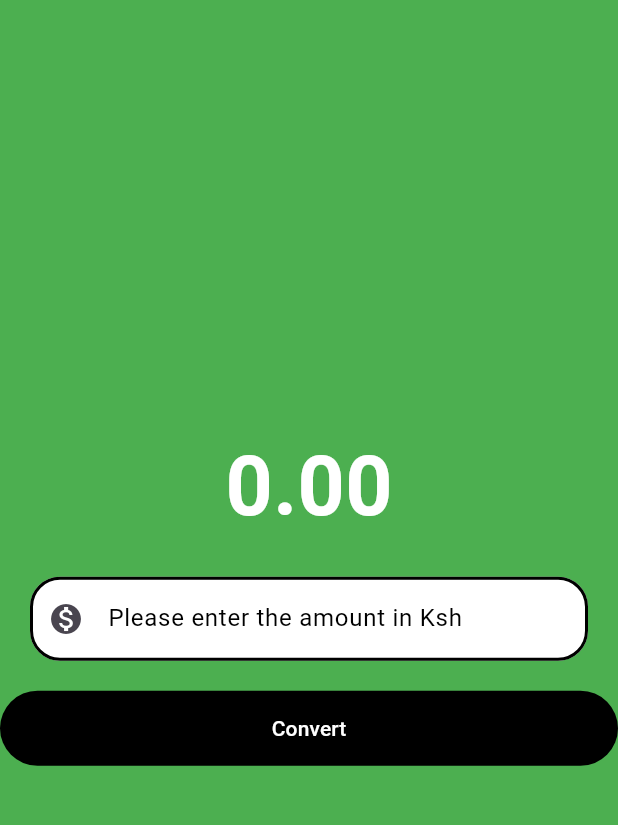
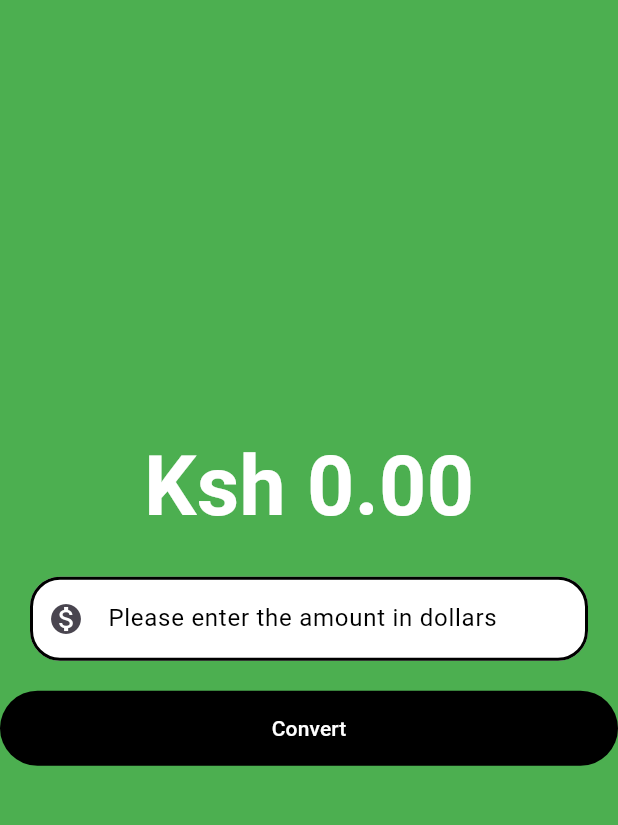
Before and after one commit to web-mastershashaval/currency_converter-app, a Flutter app: the screen it shows after launch, on a phone screen of 412 x 824 dp, the part 63-888 px from its top. Run offline on Flutter 3.47's test engine with Material 3 defaults, Android fonts, the phone set to English and light mode, and no system bars.

Commit message:
last push

```diff
--- a/lib/currency_converter_material.dart
+++ b/lib/currency_converter_material.dart
@@ -46,7 +46,7 @@ class _CurrencyConverterMaterialState extends State<CurrencyConverterMaterial> {
           crossAxisAlignment: CrossAxisAlignment.center,
           children: [
             Text(
-              result.toStringAsFixed(2), // Formats result to 2 decimal places
+              'Ksh ${result.toStringAsFixed(2)}', // Formats result to 2 decimal places
               style: const TextStyle(
                 fontSize: 55,
                 fontWeight: FontWeight.bold,
@@ -60,7 +60,7 @@ class _CurrencyConverterMaterialState extends State<CurrencyConverterMaterial> {
                 controller: textEditingController,
                 style: const TextStyle(color: Colors.black),
                 decoration: const InputDecoration(
-                  hintText: 'Please enter the amount in Ksh',
+                  hintText: 'Please enter the amount in dollars',
                   hintStyle: TextStyle(color: Colors.black),
                   prefixIcon: Icon(Icons.monetization_on),
                   filled: true,
```
